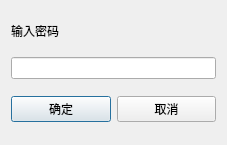
Qt form pwdtool/form/pwdinputdialog.ui (youlanhai/PasswordMgr) before a commit.
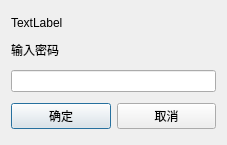
The same form after that commit.

```diff
--- a/pwdtool/form/pwdinputdialog.ui
+++ b/pwdtool/form/pwdinputdialog.ui
@@ -14,6 +14,19 @@
    <string>Dialog</string>
   </property>
   <layout class="QVBoxLayout" name="verticalLayout">
+   <item>
+    <widget class="QLabel" name="labDescription">
+     <property name="sizePolicy">
+      <sizepolicy hsizetype="Preferred" vsizetype="Fixed">
+       <horstretch>0</horstretch>
+       <verstretch>0</verstretch>
+      </sizepolicy>
+     </property>
+     <property name="text">
+      <string>TextLabel</string>
+     </property>
+    </widget>
+   </item>
    <item>
     <widget class="QLabel" name="label">
      <property name="sizePolicy">
```
